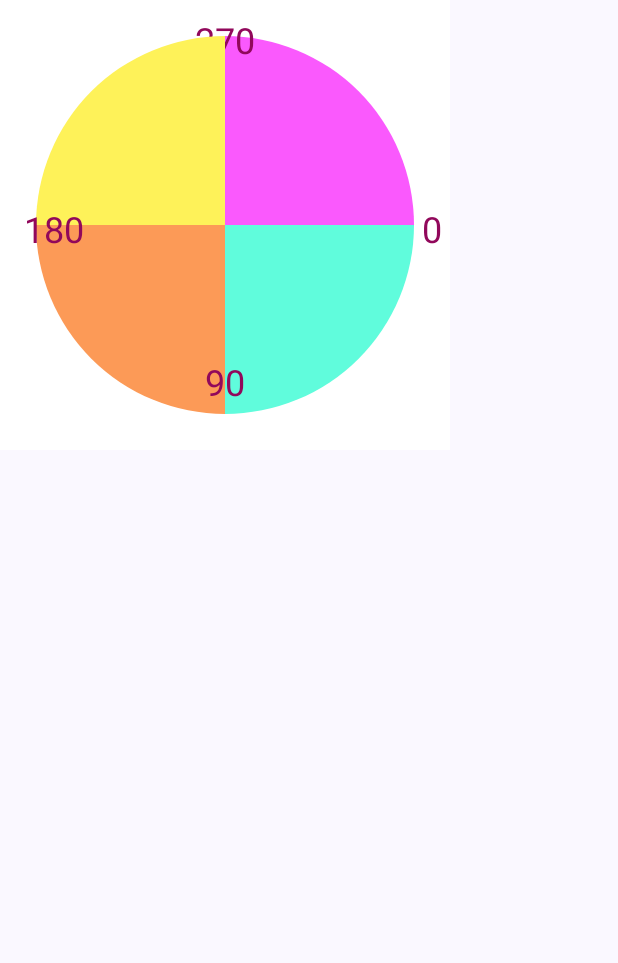
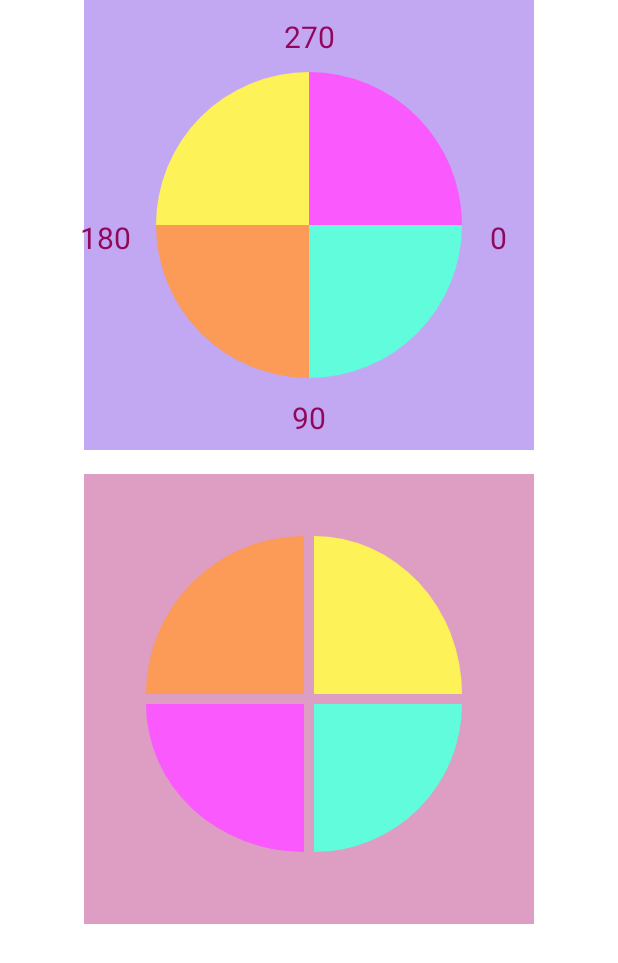
Before and after one commit to bakabaka102/BakaBakaComposeApp, an Android app built with Jetpack Compose: the composable DrawSpiltFourCircle shown on its own in the app's theme, on a phone screen of 412 x 824 dp. Shown: the top 963 px of the screen. Run offline under Robolectric (Android 15) with nearby library versions, the phone set to English and light mode, and no system bars.

Commit message:
Some of charts, Canvas (Continue)

```diff
--- a/app/src/main/java/com/baka/composeapp/ui/bottomnavigation/Screen1.kt
+++ b/app/src/main/java/com/baka/composeapp/ui/bottomnavigation/Screen1.kt
@@ -1,6 +1,7 @@
 package com.baka.composeapp.ui.bottomnavigation
 
 import android.graphics.Paint
+import android.graphics.RectF
 import androidx.compose.foundation.Canvas
 import androidx.compose.foundation.background
 import androidx.compose.foundation.gestures.detectDragGestures
@@ -97,26 +98,28 @@ fun Screen1() {
 fun DrawSpiltFourCircle(width: Float = 300f, height: Float = 300f) {
     Column(
         modifier = Modifier
-            .size(width = width.dp, height = height.dp)
-            .background(Color.White)
+            .fillMaxSize()
+            .background(Color.White),
+        horizontalAlignment = Alignment.CenterHorizontally,
     ) {
-        val padding = 24f
+        val padding = 48f
         val density = LocalDensity.current
         val textPaint = remember(density) {
             Paint().apply {
                 /*color = android.graphics.Color.BLACK*/
                 color = Color(0xFF91085B).toArgb()
                 textAlign = Paint.Align.CENTER
-                textSize = density.run { 24.sp.toPx() }
+                textSize = density.run { 20.sp.toPx() }
                 strokeWidth = density.run { 4.sp.toPx() }
                 isAntiAlias = true
             }
         }
         Canvas(
             modifier = Modifier
-                .fillMaxSize()
+                .width(width.dp)
+                .height(height.dp)
+                .background(Color(0xFFC2A7F3))
                 .padding(padding.dp)
-
         ) {
             drawArc(
                 Color(color = 0xFFfa59fd),
@@ -126,31 +129,63 @@ fun DrawSpiltFourCircle(width: Float = 300f, height: Float = 300f) {
             )
             drawContext.canvas.nativeCanvas.drawText(
                 "0",
-                size.width + density.run { padding.sp.toPx().div(2) },
-                size.height.div(2) + density.run { textPaint.textSize.div(2) },
+                size.width + density.run { padding.dp.div(2).toPx() },
+                size.height.div(2) + density.run { padding.div(2) },
                 textPaint,
             )
             drawArc(Color(0xFF60fcdc), 0f, 90f, true)
             drawContext.canvas.nativeCanvas.drawText(
                 "270",
-                size.width.div(2),
-                density.run { textPaint.textSize.div(2) },
+                0 + size.width.div(2),
+                0f - density.run { padding.div(2) },
                 textPaint,
             )
             drawArc(Color(0xFFfc9a57), 90f, 90f, true)
             drawContext.canvas.nativeCanvas.drawText(
                 "90",
-                size.width.div(2),
-                size.height - density.run { textPaint.textSize.div(2) },
+                0 + size.width.div(2),
+                size.height + density.run { textPaint.textSize.div(2) } + density.run {
+                    padding.dp.div(2).toPx()
+                },
                 textPaint,
             )
             drawArc(Color(0xFFfef259), -90f, -90f, true)
             drawContext.canvas.nativeCanvas.drawText(
                 "180",
-                density.run { padding.sp.toPx().div(2) },
-                size.height.div(2) + density.run { textPaint.textSize.div(2) },
+                0 - density.run { padding.dp.div(2).toPx() } - density.run {
+                    textPaint.textSize.div(2)
+                },
+                size.height.div(2) + density.run { padding.div(2) },
                 textPaint,
             )
+        }
+
+        Spacer(modifier = Modifier.padding(8.dp))
+        val rectF = RectF()
+        val paint = remember {
+            Paint().apply {
+
+            }
+        }
+        Canvas(
+            modifier = Modifier
+                .width(width.dp)
+                .height(height.dp)
+                .background(Color(0xAACE6CA6))
+                .padding(padding.dp)
+        ) {
+            rectF.set(0f + 10, 0f + 10, size.width, size.height)
+            paint.color = Color(0xFF60fcdc).toArgb()
+            drawContext.canvas.nativeCanvas.drawArc(rectF, 0f, 90f, true, paint)
+            rectF.set(0f - 10, 0f + 10, size.width, size.height)
+            paint.color = Color(0xFFfa59fd).toArgb()
+            drawContext.canvas.nativeCanvas.drawArc(rectF, 90f, 90f, true, paint)
+            rectF.set(0f - 10, 0f - 10, size.width, size.height)
+            paint.color = Color(0xFFfc9a57).toArgb()
+            drawContext.canvas.nativeCanvas.drawArc(rectF, 180f, 90f, true, paint)
+            rectF.set(0f + 10, 0f - 10, size.width, size.height)
+            paint.color = Color(0xFFfef259).toArgb()
+            drawContext.canvas.nativeCanvas.drawArc(rectF, 270f, 90f, true, paint)
         }
     }
 }
@@ -183,7 +218,6 @@ fun ModifierDrawWithCache() {
     )
     // [END android_compose_graphics_modifiers_drawWithCache]
 }
-
 
 @Composable
 @Preview
@@ -270,7 +304,6 @@ fun DrawBezierCurves(height: Float = 80f, width: Float = 330f) {
     Spacer(modifier = Modifier.padding(8.dp))
 
 }
-
 
 @Composable
 private fun DrawOval2() {
```
